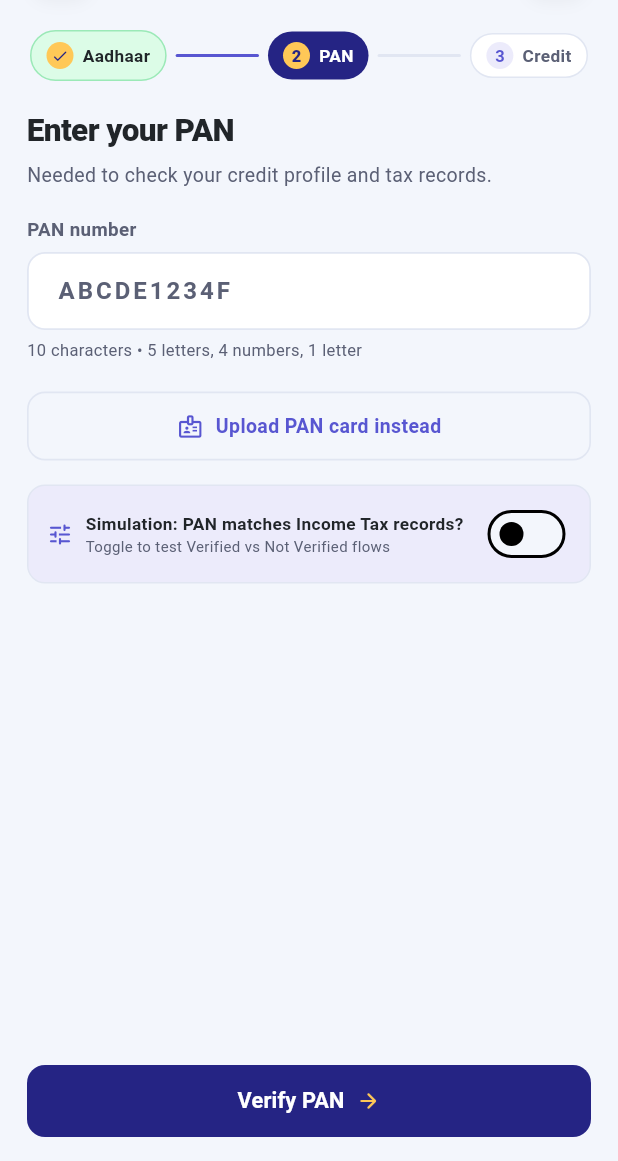
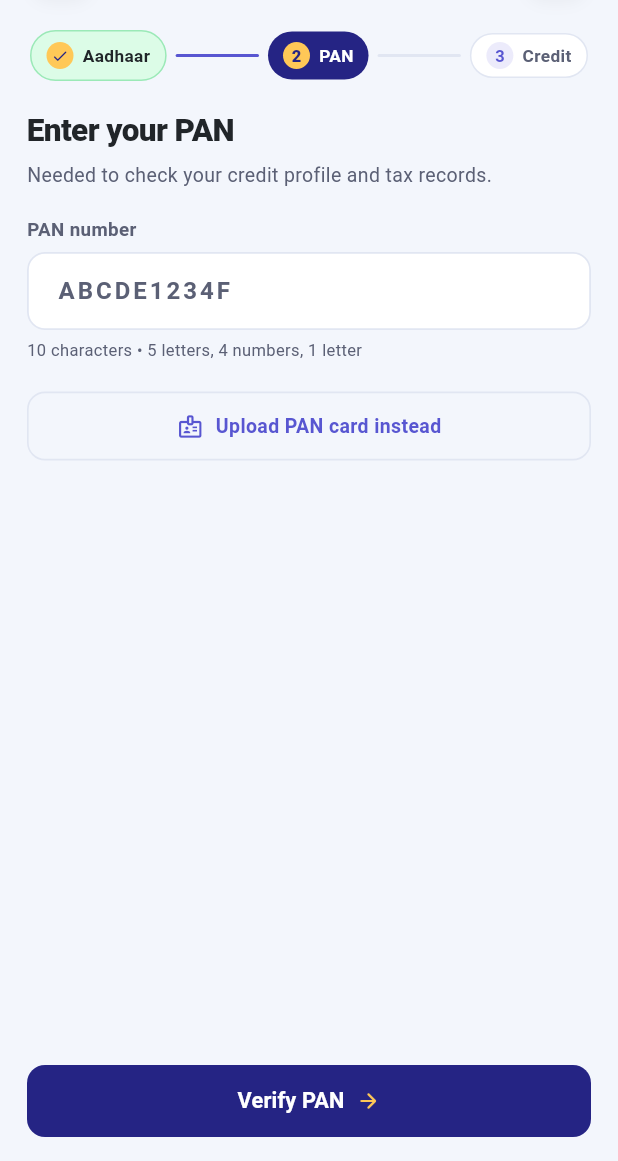
Before and after one commit to vennerinfotech/ai_loan_app, a Flutter app: the EnterPanScreen screen opened directly, on a phone screen of 412 x 824 dp, the part 75-1236 px from its top. Run offline on Flutter 3.47's test engine with Material 3 defaults, Android fonts, the phone set to English and light mode, and no system bars; drawn by our look-alikes of skeletonizer; our stand-ins replace cached_network_image, connectivity_plus, dotted_border, file_picker, firebase_core, firebase_messaging and 13 more; accounts and stored records are empty.

Commit message:
refactor: remove PAN verification simulation toggle and update dialog UI styling

```diff
--- a/lib/controller/pan_kyc_controller.dart
+++ b/lib/controller/pan_kyc_controller.dart
@@ -29,9 +29,6 @@ class PanKycController extends GetxController {
   // PAN Input (starts empty, dynamic input)
   final panNumber = ''.obs;
   TextEditingController panController = TextEditingController();
-
-  // Branching toggle: is PAN verified with Income Tax records?
-  final isPanVerified = false.obs;
 
   // API State
   final isStoringPan = false.obs;
@@ -224,10 +221,6 @@ class PanKycController extends GetxController {
             panUploadedFilename.value = uploadData.filename!;
           } else if (resolvedFilename.isNotEmpty) {
             panUploadedFilename.value = resolvedFilename;
-          }
-
-          if (uploadData.panStatus != null) {
-            isPanVerified.value = uploadData.panStatus!.toLowerCase() == 'accepted';
           }
 
           // Populate extracted OCR details directly from API
--- a/lib/screens/enter_pan_screen.dart
+++ b/lib/screens/enter_pan_screen.dart
@@ -151,10 +151,6 @@ class _EnterPanBodyState extends State<EnterPanBody> {
 
                 // "Upload PAN card instead" Button
                 _buildUploadInsteadButton(controller),
-                const SizedBox(height: 16),
-
-                // Branching simulation switch
-                _buildSimulationToggle(controller),
               ],
             ),
           ),
@@ -281,54 +277,6 @@ class _EnterPanBodyState extends State<EnterPanBody> {
     );
   }
 
-  /// Simulation toggle to test both branches (PAN Verified vs PAN Not Verified)
-  Widget _buildSimulationToggle(PanKycController controller) {
-    return Container(
-      padding: const EdgeInsets.symmetric(horizontal: 12, vertical: 8),
-      decoration: BoxDecoration(
-        color: AppColors.indigoTint,
-        borderRadius: BorderRadius.circular(12),
-        border: Border.all(color: AppColors.line, width: 1),
-      ),
-      child: Row(
-        children: [
-          const Icon(Icons.tune_rounded, color: AppColors.primaryPurple, size: 18),
-          const SizedBox(width: 8),
-          const Expanded(
-            child: Column(
-              crossAxisAlignment: CrossAxisAlignment.start,
-              children: [
-                Text(
-                  'Simulation: PAN matches Income Tax records?',
-                  style: TextStyle(
-                    color: AppColors.textDark,
-                    fontSize: 11.5,
-                    fontWeight: FontWeight.w700,
-                  ),
-                ),
-                Text(
-                  'Toggle to test Verified vs Not Verified flows',
-                  style: TextStyle(
-                    color: AppColors.textDarkSecondary,
-                    fontSize: 10,
-                  ),
-                ),
-              ],
-            ),
-          ),
-          Obx(
-            () => Switch(
-              value: controller.isPanVerified.value,
-              activeThumbColor: AppColors.primaryPurple,
-              activeTrackColor: AppColors.primaryPurple.withValues(alpha: 0.3),
-              onChanged: (val) => controller.isPanVerified.value = val,
-            ),
-          ),
-        ],
-      ),
-    );
-  }
-
   /// Bottom Verify PAN Button
   Widget _buildBottomSection(PanKycController controller) {
     return Padding(
```
Also changed, not shown: lib/screens/pan_verifying_screen.dart (+35 -20 lines).
